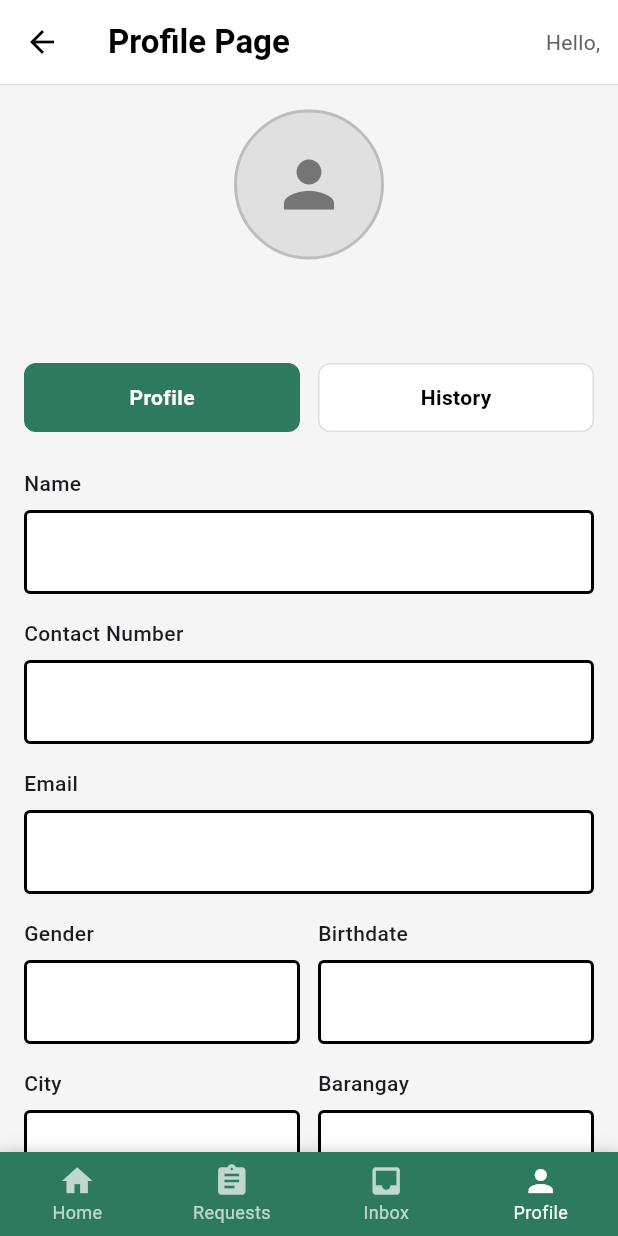
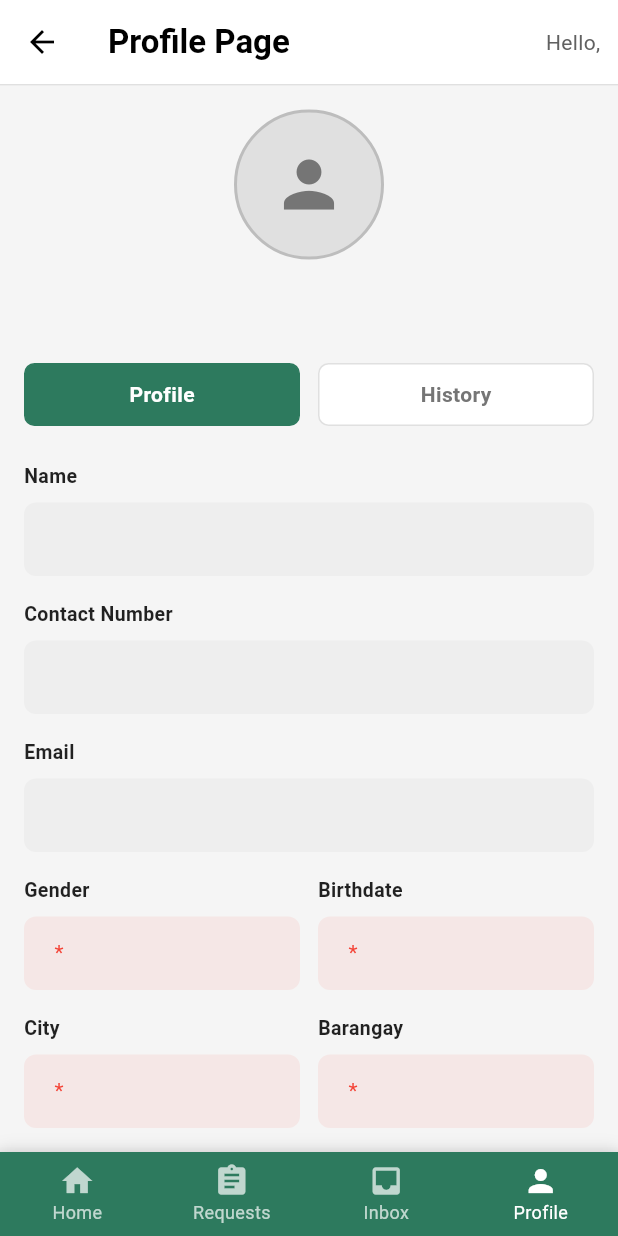
Before and after one commit to Zcyde/Fixit, a Flutter app: the ProfilePage screen opened directly with empty values, on a phone screen of 412 x 824 dp. Run offline on Flutter 3.47's test engine with Material 3 defaults, Android fonts, the phone set to English and light mode, and no system bars; our stand-ins replace image_picker; accounts and stored records are empty.

Commit message:
Updated UI design

```diff
--- a/lib/client_side/client_profile_page.dart
+++ b/lib/client_side/client_profile_page.dart
@@ -135,8 +135,7 @@ class _ProfilePageState extends State<ProfilePage> {
       builder: (BuildContext context) {
         return AlertDialog(
           shape: RoundedRectangleBorder(
-            borderRadius: BorderRadius.circular(8),
-            side: const BorderSide(color: Colors.black, width: 2),
+            borderRadius: BorderRadius.circular(12),
           ),
           title: const Text(
             'Verify Password',
@@ -146,7 +145,10 @@ class _ProfilePageState extends State<ProfilePage> {
             mainAxisSize: MainAxisSize.min,
             crossAxisAlignment: CrossAxisAlignment.start,
             children: [
-              const Text('Enter your password to edit your profile:'),
+              Text(
+                'Enter your password to edit your profile:',
+                style: TextStyle(color: Colors.grey[600], fontSize: 14),
+              ),
               const SizedBox(height: 16),
               TextField(
                 controller: passwordController,
@@ -154,42 +156,38 @@ class _ProfilePageState extends State<ProfilePage> {
                 decoration: InputDecoration(
                   hintText: 'Password',
                   filled: true,
-                  fillColor: Colors.white,
+                  fillColor: Colors.grey[200],
                   border: OutlineInputBorder(
-                    borderRadius: BorderRadius.circular(4),
-                    borderSide: const BorderSide(color: Colors.black, width: 2),
+                    borderRadius: BorderRadius.circular(8),
+                    borderSide: BorderSide.none,
                   ),
                   enabledBorder: OutlineInputBorder(
-                    borderRadius: BorderRadius.circular(4),
-                    borderSide: const BorderSide(color: Colors.black, width: 2),
+                    borderRadius: BorderRadius.circular(8),
+                    borderSide: BorderSide.none,
                   ),
                   focusedBorder: OutlineInputBorder(
-                    borderRadius: BorderRadius.circular(4),
-                    borderSide: const BorderSide(color: Colors.black, width: 2),
+                    borderRadius: BorderRadius.circular(8),
+                    borderSide: const BorderSide(color: Color(0xFF2D7A5E), width: 1.5),
                   ),
+                  contentPadding: const EdgeInsets.symmetric(horizontal: 16, vertical: 14),
                 ),
               ),
             ],
           ),
           actions: [
-            OutlinedButton(
+            TextButton(
               onPressed: () {
                 passwordController.dispose();
                 Navigator.pop(context);
               },
-              style: OutlinedButton.styleFrom(
-                foregroundColor: Colors.black,
-                side: const BorderSide(color: Colors.black, width: 2),
-                shape: RoundedRectangleBorder(
-                  borderRadius: BorderRadius.circular(4),
-                ),
+              style: TextButton.styleFrom(
+                foregroundColor: Colors.grey[600],
               ),
               child: const Text('Cancel'),
             ),
             ElevatedButton(
               onPressed: () {
                 final enteredPassword = passwordController.text.trim();
-
                 if (enteredPassword == widget.user.password) {
                   passwordController.dispose();
                   Navigator.pop(context);
@@ -206,13 +204,18 @@ class _ProfilePageState extends State<ProfilePage> {
                 }
               },
               style: ElevatedButton.styleFrom(
-                backgroundColor: Colors.black,
+                backgroundColor: const Color(0xFF6DBD8E),
                 foregroundColor: Colors.white,
+                elevation: 0,
+                padding: const EdgeInsets.symmetric(horizontal: 24, vertical: 12),
                 shape: RoundedRectangleBorder(
-                  borderRadius: BorderRadius.circular(4),
+                  borderRadius: BorderRadius.circular(8),
                 ),
               ),
-              child: const Text('Verify'),
+              child: const Text(
+                'Verify',
+                style: TextStyle(fontWeight: FontWeight.w700),
+              ),
             ),
           ],
         );
@@ -244,40 +247,53 @@ class _ProfilePageState extends State<ProfilePage> {
     });
   }
 
-  Widget _buildTextField(String label, TextEditingController controller, {bool enabled = false}) {
+  Widget _buildTextField(String label, TextEditingController controller, {bool isRequired = false}) {
+    final isEmpty = controller.text.trim().isEmpty;
+    final showRedTint = isRequired && _wasProfileIncompleteOnLoad && _isEditing && isEmpty;
+
     return Column(
       crossAxisAlignment: CrossAxisAlignment.start,
       children: [
         Text(
           label,
           style: const TextStyle(
-            fontSize: 14,
-            fontWeight: FontWeight.w500,
+            fontSize: 13,
+            fontWeight: FontWeight.w600,
+            color: Colors.black87,
           ),
         ),
         const SizedBox(height: 8),
         TextField(
           controller: controller,
-          enabled: _isEditing || enabled,
+          enabled: _isEditing,
+          style: const TextStyle(fontSize: 14, color: Colors.black87),
+          onChanged: (_) => setState(() {}),
           decoration: InputDecoration(
+            hintText: showRedTint ? '*' : null,
+            hintStyle: const TextStyle(color: Colors.red, fontSize: 14),
             filled: true,
-            fillColor: _isEditing ? Colors.white : Colors.grey[200],
+            fillColor: showRedTint
+                ? Colors.red.withOpacity(0.08)
+                : _isEditing
+                    ? Colors.grey[200]
+                    : Colors.grey[100],
             border: OutlineInputBorder(
-              borderRadius: BorderRadius.circular(4),
-              borderSide: BorderSide(color: Colors.grey[400]!, width: 1),
+              borderRadius: BorderRadius.circular(8),
+              borderSide: BorderSide.none,
             ),
             enabledBorder: OutlineInputBorder(
-              borderRadius: BorderRadius.circular(4),
-              borderSide: BorderSide(color: _isEditing ? Colors.black : Colors.grey[400]!, width: _isEditing ? 2 : 1),
+              borderRadius: BorderRadius.circular(8),
+              borderSide: BorderSide.none,
             ),
             focusedBorder: OutlineInputBorder(
-              borderRadius: BorderRadius.circular(4),
-              borderSide: const BorderSide(color: Colors.black, width: 2),
+              borderRadius: BorderRadius.circular(8),
+              borderSide: const BorderSide(color: Color(0xFF2D7A5E), width: 1.5),
             ),
             disabledBorder: OutlineInputBorder(
-              borderRadius: BorderRadius.circular(4),
-              borderSide: BorderSide(color: Colors.grey[400]!, width: 1),
+              borderRadius: BorderRadius.circular(8),
+              borderSide: BorderSide.none,
             ),
+            contentPadding: const EdgeInsets.symmetric(horizontal: 16, vertical: 14),
           ),
         ),
       ],
@@ -289,7 +305,6 @@ class _ProfilePageState extends State<ProfilePage> {
     return WillPopScope(
       onWillPop: () async {
         final currentUser = UsersDatabase.getUserById(widget.user.id);
-
         if (currentUser != null && !currentUser.isProfileComplete) {
           ScaffoldMessenger.of(context).showSnackBar(
             const SnackBar(
@@ -310,7 +325,6 @@ class _ProfilePageState extends State<ProfilePage> {
             icon: const Icon(Icons.arrow_back, color: Colors.black),
             onPressed: () {
               final currentUser = UsersDatabase.getUserById(widget.user.id);
-
               if (currentUser != null && !currentUser.isProfileComplete) {
                 ScaffoldMessenger.of(context).showSnackBar(
                   const SnackBar(
@@ -346,10 +360,7 @@ class _ProfilePageState extends State<ProfilePage> {
           ],
           bottom: PreferredSize(
             preferredSize: const Size.fromHeight(1),
-            child: Container(
-              color: Colors.grey[300],
-              height: 1,
-            ),
+            child: Container(color: Colors.grey[300], height: 1),
           ),
         ),
         body: SingleChildScrollView(
@@ -365,20 +376,12 @@ class _ProfilePageState extends State<ProfilePage> {
                     color: Colors.grey[300],
                     border: Border.all(color: Colors.grey[400]!, width: 2),
                   ),
-                  child: Icon(
-                    Icons.person,
-                    size: 50,
-                    color: Colors.grey[600],
-                  ),
+                  child: Icon(Icons.person, size: 50, color: Colors.grey[600]),
                 ),
                 const SizedBox(height: 16),
-
                 Text(
                   widget.user.name,
-                  style: const TextStyle(
-                    fontSize: 20,
-                    fontWeight: FontWeight.bold,
-                  ),
+                  style: const TextStyle(fontSize: 20, fontWeight: FontWeight.bold),
                 ),
                 const SizedBox(height: 24),
 
@@ -386,27 +389,30 @@ class _ProfilePageState extends State<ProfilePage> {
                   children: [
                     Expanded(
                       child: GestureDetector(
-                        onTap: () {
-                          setState(() {
-                            _selectedTab = 'profile';
-                          });
-                        },
-                        child: Container(
-                          padding: const EdgeInsets.symmetric(vertical: 12),
+                        onTap: () => setState(() => _selectedTab = 'profile'),
+                        child: AnimatedContainer(
+                          duration: const Duration(milliseconds: 200),
+                          padding: const EdgeInsets.symmetric(vertical: 10),
                           decoration: BoxDecoration(
-                            color: _selectedTab == 'profile' ? const Color(0xFF2D7A5E) : Colors.white,
+                            color: _selectedTab == 'profile'
+                                ? const Color(0xFF2D7A5E)
+                                : Colors.white,
+                            borderRadius: BorderRadius.circular(7),
                             border: Border.all(
-                              color: _selectedTab == 'profile' ? const Color(0xFF2D7A5E) : Colors.grey[300]!,
-                              width: 1,
+                              color: _selectedTab == 'profile'
+                                  ? const Color(0xFF2D7A5E)
+                                  : Colors.grey[300]!,
                             ),
-                            borderRadius: BorderRadius.circular(8),
                           ),
                           child: Center(
                             child: Text(
                               'Profile',
                               style: TextStyle(
-                                color: _selectedTab == 'profile' ? Colors.white : Colors.black,
+                                color: _selectedTab == 'profile'
+                                    ? Colors.white
+                                    : Colors.grey[600],
                                 fontWeight: FontWeight.w600,
+                                fontSize: 14,
                               ),
                             ),
                           ),
@@ -416,27 +422,30 @@ class _ProfilePageState extends State<ProfilePage> {
                     const SizedBox(width: 12),
                     Expanded(
                       child: GestureDetector(
-                        onTap: () {
-                          setState(() {
-                            _selectedTab = 'history';
-                          });
-                        },
-                        child: Container(
-                          padding: const EdgeInsets.symmetric(vertical: 12),
+                        onTap: () => setState(() => _selectedTab = 'history'),
+                        child: AnimatedContainer(
+                          duration: const Duration(milliseconds: 200),
+                          padding: const EdgeInsets.symmetric(vertical: 10),
                           decoration: BoxDecoration(
-                            color: _selectedTab == 'history' ? const Color(0xFF2D7A5E) : Colors.white,
+                            color: _selectedTab == 'history'
+                                ? const Color(0xFF2D7A5E)
+                                : Colors.white,
+                            borderRadius: BorderRadius.circular(7),
                             border: Border.all(
-                              color: _selectedTab == 'history' ? const Color(0xFF2D7A5E) : Colors.grey[300]!,
-                              width: 1,
+                              color: _selectedTab == 'history'
+                                  ? const Color(0xFF2D7A5E)
+                                  : Colors.grey[300]!,
                             ),
-                            borderRadius: BorderRadius.circular(8),
                           ),
                           child: Center(
                             child: Text(
                               'History',
                               style: TextStyle(
-                                color: _selectedTab == 'history' ? Colors.white : Colors.black,
+                                color: _selectedTab == 'history'
+                                    ? Colors.white
+                                    : Colors.grey[600],
                                 fontWeight: FontWeight.w600,
+                                fontSize: 14,
                               ),
                             ),
                           ),
@@ -457,32 +466,24 @@ class _ProfilePageState extends State<ProfilePage> {
 
                   Row(
                     children: [
-                      Expanded(
-                        child: _buildTextField('Gender', _genderController),
-                      ),
+                      Expanded(child: _buildTextField('Gender', _genderController, isRequired: true)),
                       const SizedBox(width: 12),
-                      Expanded(
-                        child: _buildTextField('Birthdate', _birthdateController),
-                      ),
+                      Expanded(child: _buildTextField('Birthdate', _birthdateController, isRequired: true)),
                     ],
                   ),
                   const SizedBox(height: 16),
 
                   Row(
                     children: [
-                      Expanded(
-                        child: _buildTextField('City', _cityController),
-                      ),
+                      Expanded(child: _buildTextField('City', _cityController, isRequired: true)),
                       const SizedBox(width: 12),
-                      Expanded(
-                        child: _buildTextField('Barangay', _barangayController),
-                      ),
+                      Expanded(child: _buildTextField('Barangay', _barangayController, isRequired: true)),
                     ],
                   ),
                   const SizedBox(height: 16),
 
-                  _buildTextField('Address', _addressController),
-                  const SizedBox(height: 24),
+                  _buildTextField('Address', _addressController, isRequired: true),
+                  const SizedBox(height: 28),
 
                   if (_isEditing) ...[
                     if (_wasProfileIncompleteOnLoad) ...[
@@ -491,19 +492,17 @@ class _ProfilePageState extends State<ProfilePage> {
                         child: ElevatedButton(
                           onPressed: _handleEditProfile,
                           style: ElevatedButton.styleFrom(
-                            backgroundColor: const Color(0xFF2D7A5E),
+                            backgroundColor: const Color(0xFF6DBD8E),
                             foregroundColor: Colors.white,
+                            elevation: 0,
                             padding: const EdgeInsets.symmetric(vertical: 16),
                             shape: RoundedRectangleBorder(
                               borderRadius: BorderRadius.circular(8),
                             ),
                           ),
                           child: const Text(
-                            'SAVE',
-                            style: TextStyle(
-                              fontSize: 16,
-                              fontWeight: FontWeight.w600,
-                            ),
+                            'Save',
+                            style: TextStyle(fontSize: 16, fontWeight: FontWeight.w700),
                           ),
                         ),
                       ),
@@ -511,22 +510,19 @@ class _ProfilePageState extends State<ProfilePage> {
                       Row(
                         children: [
                           Expanded(
-                            child: OutlinedButton(
+                            child: TextButton(
                               onPressed: _cancelEdit,
-                              style: OutlinedButton.styleFrom(
-                                foregroundColor: Colors.black,
-                                side: BorderSide(color: Colors.grey[300]!, width: 1),
+                              style: TextButton.styleFrom(
+                                foregroundColor: Colors.grey[700],
                                 padding: const EdgeInsets.symmetric(vertical: 16),
+                                backgroundColor: Colors.grey[200],
                                 shape: RoundedRectangleBorder(
                                   borderRadius: BorderRadius.circular(8),
                                 ),
                               ),
                               child: const Text(
-                                'CANCEL',
-                                style: TextStyle(
-                                  fontSize: 16,
-                                  fontWeight: FontWeight.w600,
-                                ),
+                                'Cancel',
+                                style: TextStyle(fontSize: 16, fontWeight: FontWeight.w700),
                               ),
                             ),
                           ),
@@ -535,19 +531,17 @@ class _ProfilePageState extends State<ProfilePage> {
                             child: ElevatedButton(
                               onPressed: _handleEditProfile,
                               style: ElevatedButton.styleFrom(
-                                backgroundColor: const Color(0xFF2D7A5E),
+                                backgroundColor: const Color(0xFF6DBD8E),
                                 foregroundColor: Colors.white,
+                                elevation: 0,
                                 padding: const EdgeInsets.symmetric(vertical: 16),
                                 shape: RoundedRectangleBorder(
                                   borderRadius: BorderRadius.circular(8),
                                 ),
                               ),
                               child: const Text(
-                                'SAVE',
-                                style: TextStyle(
-                                  fontSize: 16,
-                                  fontWeight: FontWeight.w600,
-                                ),
+                                'Save',
+                                style: TextStyle(fontSize: 16, fontWeight: FontWeight.w700),
                               ),
                             ),
                           ),
@@ -560,19 +554,17 @@ class _ProfilePageState extends State<ProfilePage> {
                       child: ElevatedButton(
                         onPressed: _handleEditProfile,
                         style: ElevatedButton.styleFrom(
-                          backgroundColor: const Color(0xFF2D7A5E),
+                          backgroundColor: const Color(0xFF6DBD8E),
                           foregroundColor: Colors.white,
+                          elevation: 0,
                           padding: const EdgeInsets.symmetric(vertical: 16),
                           shape: RoundedRectangleBorder(
                             borderRadius: BorderRadius.circular(8),
                           ),
                         ),
                         child: const Text(
-                          'EDIT PROFILE',
-                          style: TextStyle(
-                            fontSize: 16,
-                            fontWeight: FontWeight.w600,
-                          ),
+                          'Edit Profile',
+                          style: TextStyle(fontSize: 16, fontWeight: FontWeight.w700),
                         ),
                       ),
                     ),
@@ -583,14 +575,12 @@ class _ProfilePageState extends State<ProfilePage> {
                     child: Center(
                       child: Text(
                         'History coming soon!',
-                        style: TextStyle(
-                          fontSize: 16,
-                          color: Colors.grey[600],
-                        ),
+                        style: TextStyle(fontSize: 16, color: Colors.grey[600]),
                       ),
                     ),
                   ),
                 ],
+
                 const SizedBox(height: 80),
               ],
             ),
@@ -616,27 +606,13 @@ class _ProfilePageState extends State<ProfilePage> {
             unselectedFontSize: 12,
             currentIndex: 3,
             onTap: (index) {
-              if (index != 3) {
-                Navigator.pop(context);
-              }
+              if (index != 3) Navigator.pop(context);
             },
             items: const [
-              BottomNavigationBarItem(
-                icon: Icon(Icons.home),
-                label: 'Home',
-              ),
-              BottomNavigationBarItem(
-                icon: Icon(Icons.assignment),
-                label: 'Requests',
-              ),
-              BottomNavigationBarItem(
-                icon: Icon(Icons.inbox),
-                label: 'Inbox',
-              ),
-              BottomNavigationBarItem(
-                icon: Icon(Icons.person),
-                label: 'Profile',
-              ),
+              BottomNavigationBarItem(icon: Icon(Icons.home), label: 'Home'),
+              BottomNavigationBarItem(icon: Icon(Icons.assignment), label: 'Requests'),
+              BottomNavigationBarItem(icon: Icon(Icons.inbox), label: 'Inbox'),
+              BottomNavigationBarItem(icon: Icon(Icons.person), label: 'Profile'),
             ],
           ),
         ),
```
